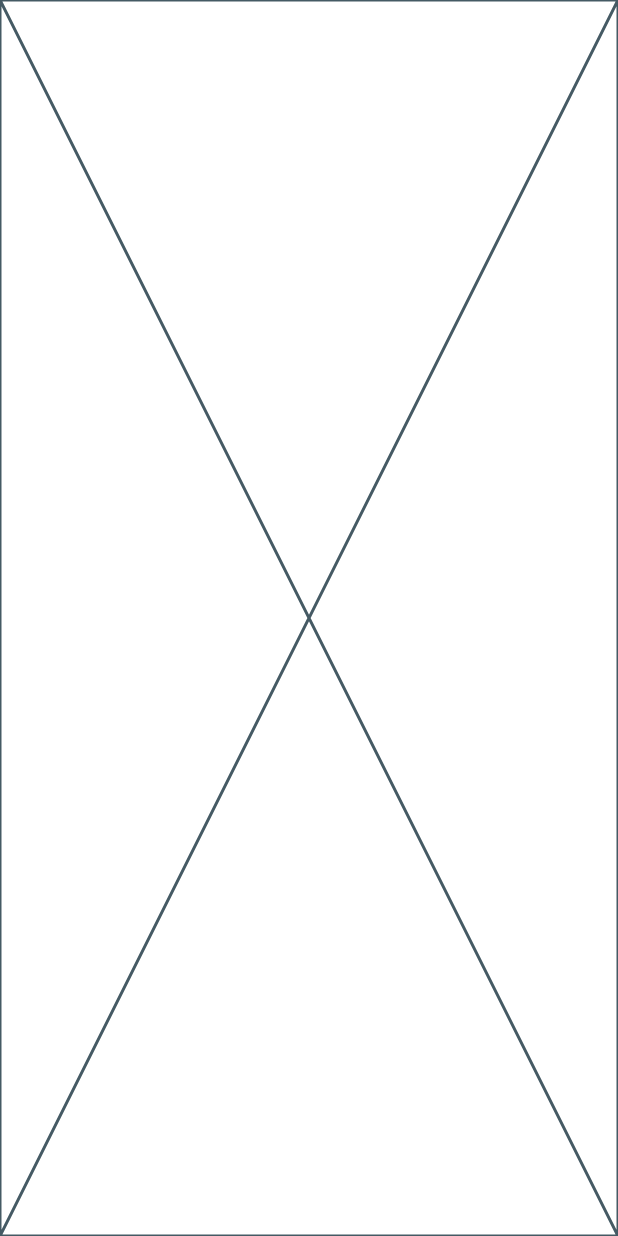
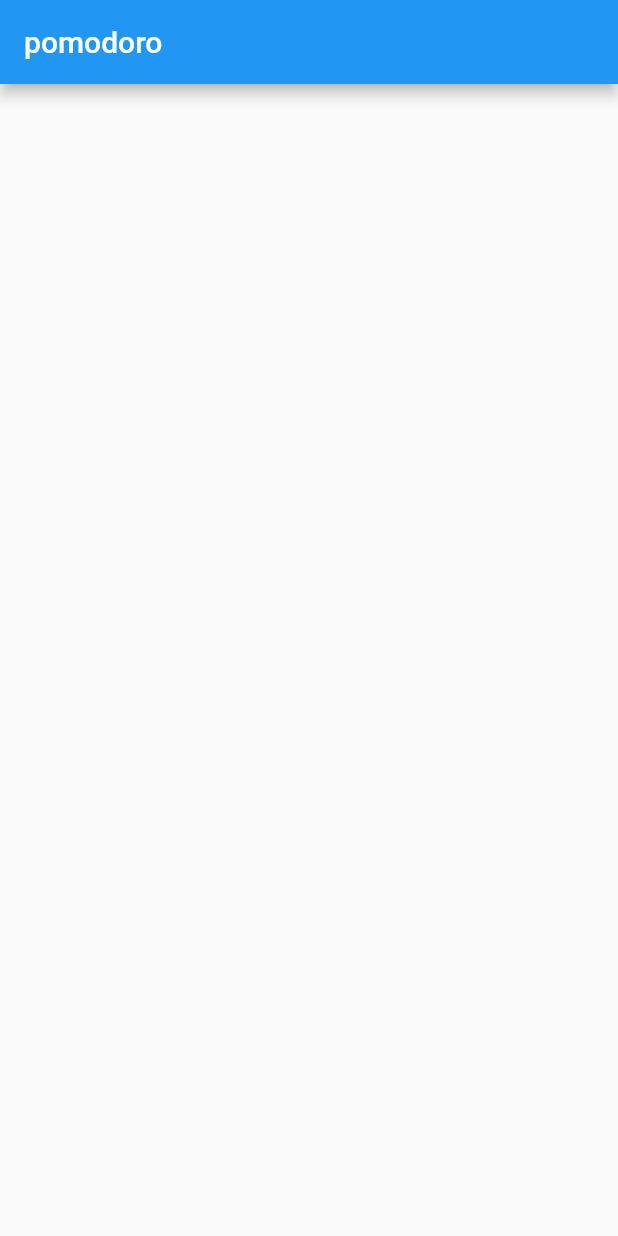
Before and after one commit to fluorjo/applewatch_time_record, a Flutter app: the screen it shows after launch, on a phone screen of 412 x 824 dp. Run offline on Flutter 3.47's test engine with Material 2 defaults, Android fonts, the phone set to English and light mode, and no system bars; our stand-ins replace easy_localization.

Commit message:
scaffold작성

```diff
--- a/lib/screens/timer_screen.dart
+++ b/lib/screens/timer_screen.dart
@@ -50,6 +50,21 @@ class _TimerScreenState extends State<TimerScreen> {
         onPressed: () {},
       ),
     ];
-    return const Placeholder();
+    return Scaffold(
+      appBar: AppBar(
+        title: Text(
+          'pomodoro'.tr(),
+        ),
+      ),
+      body: Column(
+        mainAxisAlignment: MainAxisAlignment.spaceAround,
+        children: [
+          SizedBox(
+            height: MediaQuery.of(context).size.height * 0.5,
+            width: MediaQuery.of(context).size.height * 0.5,
+          )
+        ],
+      ),
+    );
   }
 }
```
